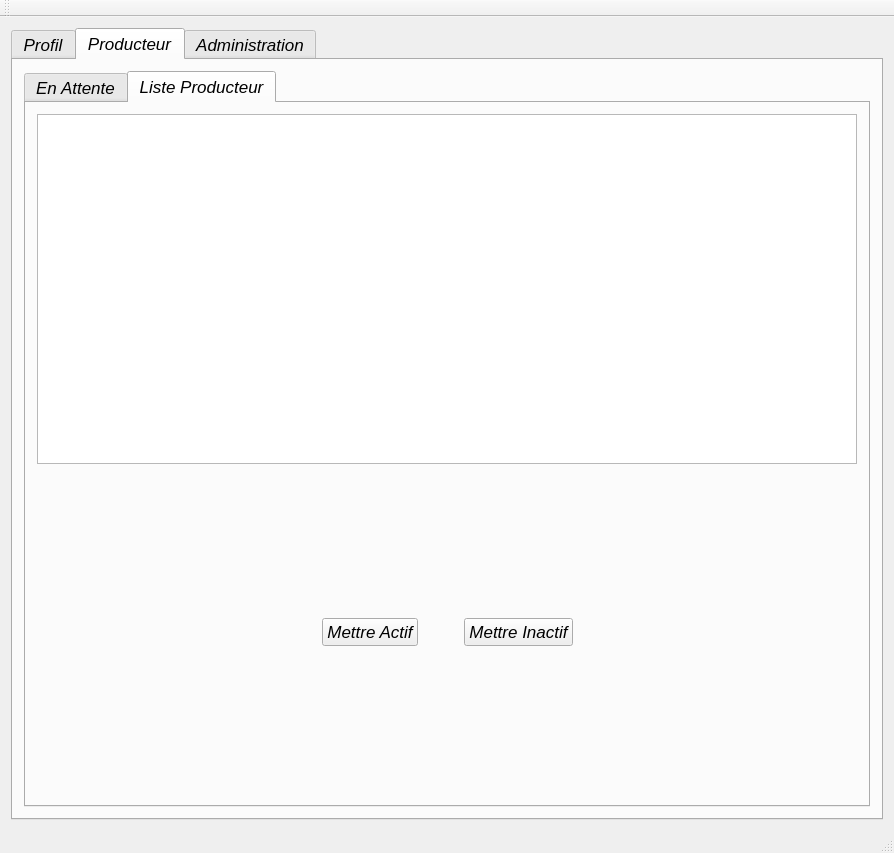
This is mainwindow.ui in xXRem08Xx/NewWorld_BackOffice as Qt 5 draws it before an edit. The edited form follows.
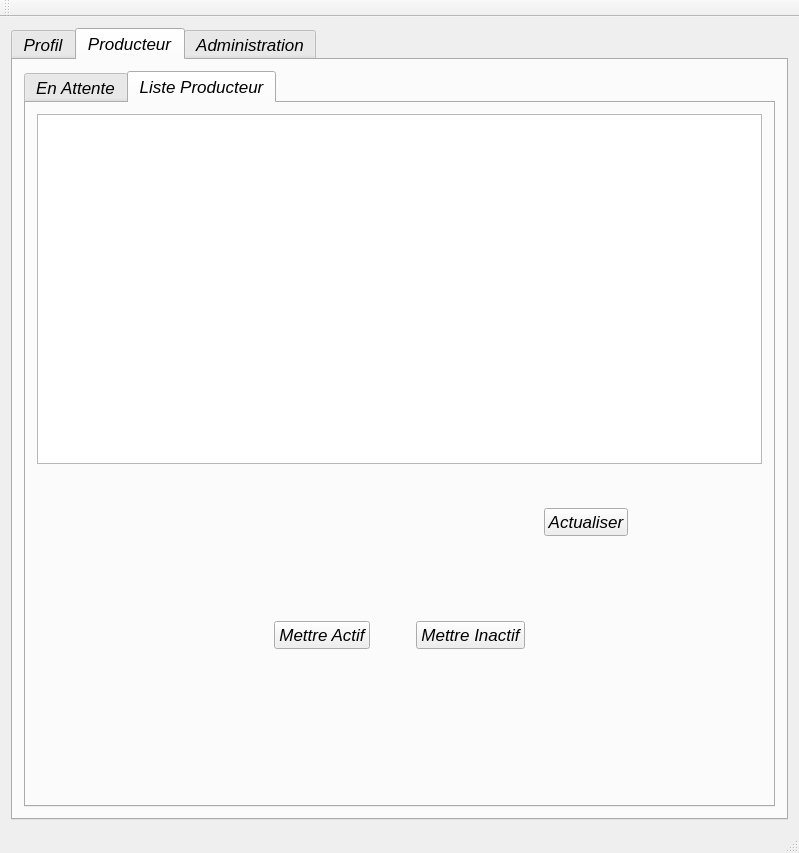
This is the edited form. Icons and pictures are not drawn.

Commit message: ajout fenetre de refus des producteur + ajout d'une checkbox pour la validation + finalisation de l'interface grapuique + finalisation de l'activation et desactivations des producteurs

Diff of the .ui file:
```diff
--- a/mainwindow.ui
+++ b/mainwindow.ui
@@ -6,7 +6,7 @@
    <rect>
     <x>0</x>
     <y>0</y>
-    <width>894</width>
+    <width>799</width>
     <height>853</height>
    </rect>
   </property>
@@ -896,20 +896,90 @@
               <property name="selectionBehavior">
                <enum>QAbstractItemView::SelectRows</enum>
               </property>
+              <attribute name="horizontalHeaderVisible">
+               <bool>true</bool>
+              </attribute>
+              <attribute name="verticalHeaderVisible">
+               <bool>false</bool>
+              </attribute>
              </widget>
             </item>
             <item>
-             <spacer name="verticalSpacer_14">
-              <property name="orientation">
-               <enum>Qt::Vertical</enum>
-              </property>
-              <property name="sizeHint" stdset="0">
-               <size>
-                <width>20</width>
-                <height>79</height>
-               </size>
-              </property>
-             </spacer>
+             <layout class="QHBoxLayout" name="horizontalLayout_19">
+              <item>
+               <spacer name="verticalSpacer_14">
+                <property name="orientation">
+                 <enum>Qt::Vertical</enum>
+                </property>
+                <property name="sizeHint" stdset="0">
+                 <size>
+                  <width>20</width>
+                  <height>79</height>
+                 </size>
+                </property>
+               </spacer>
+              </item>
+              <item>
+               <spacer name="horizontalSpacer_32">
+                <property name="orientation">
+                 <enum>Qt::Horizontal</enum>
+                </property>
+                <property name="sizeHint" stdset="0">
+                 <size>
+                  <width>40</width>
+                  <height>20</height>
+                 </size>
+                </property>
+               </spacer>
+              </item>
+              <item>
+               <layout class="QHBoxLayout" name="horizontalLayout_18">
+                <item>
+                 <spacer name="horizontalSpacer_30">
+                  <property name="orientation">
+                   <enum>Qt::Horizontal</enum>
+                  </property>
+                  <property name="sizeHint" stdset="0">
+                   <size>
+                    <width>40</width>
+                    <height>20</height>
+                   </size>
+                  </property>
+                 </spacer>
+                </item>
+                <item>
+                 <widget class="QPushButton" name="pushButton_listeProducteur_actualiser">
+                  <property name="text">
+                   <string>Actualiser</string>
+                  </property>
+                  <property name="icon">
+                   <iconset resource="ressources.qrc">
+                    <normaloff>:/Images/Images/actualiser.png</normaloff>:/Images/Images/actualiser.png</iconset>
+                  </property>
+                  <property name="iconSize">
+                   <size>
+                    <width>22</width>
+                    <height>22</height>
+                   </size>
+                  </property>
+                 </widget>
+                </item>
+                <item>
+                 <spacer name="horizontalSpacer_31">
+                  <property name="orientation">
+                   <enum>Qt::Horizontal</enum>
+                  </property>
+                  <property name="sizeHint" stdset="0">
+                   <size>
+                    <width>40</width>
+                    <height>20</height>
+                   </size>
+                  </property>
+                 </spacer>
+                </item>
+               </layout>
+              </item>
+             </layout>
             </item>
             <item>
              <layout class="QHBoxLayout" name="horizontalLayout_16">
@@ -961,6 +1031,16 @@
                     <property name="text">
                      <string>Mettre Actif</string>
                     </property>
+                    <property name="icon">
+                     <iconset resource="ressources.qrc">
+                      <normaloff>:/Images/Images/valider.png</normaloff>:/Images/Images/valider.png</iconset>
+                    </property>
+                    <property name="iconSize">
+                     <size>
+                      <width>20</width>
+                      <height>20</height>
+                     </size>
+                    </property>
                    </widget>
                   </item>
                   <item>
@@ -981,6 +1061,16 @@
                     <property name="text">
                      <string>Mettre Inactif</string>
                     </property>
+                    <property name="icon">
+                     <iconset resource="ressources.qrc">
+                      <normaloff>:/Images/Images/refuser.png</normaloff>:/Images/Images/refuser.png</iconset>
+                    </property>
+                    <property name="iconSize">
+                     <size>
+                      <width>20</width>
+                      <height>20</height>
+                     </size>
+                    </property>
                    </widget>
                   </item>
                   <item>
```
Left out of the diff: 78 changed lines with no effect on the pictures. The commit also changes 14 other files.
